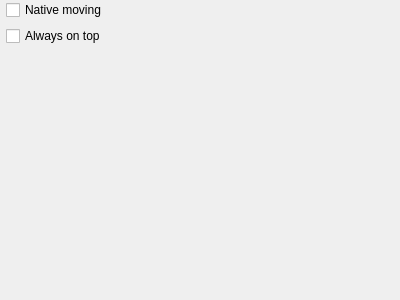
KDE/kruler, file cfg_advanced.ui: the form before one commit.
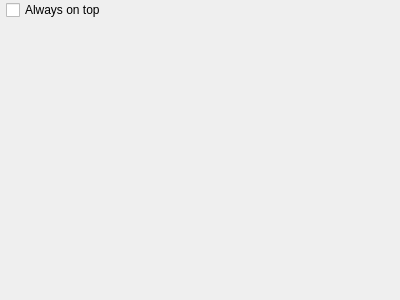
The form after the commit.

Commit message:
Remove native moving option
Disabling this option is not gonna work and it would be preferable to
tell kwin to not add effect on kruler instead

```diff
--- a/cfg_advanced.ui
+++ b/cfg_advanced.ui
@@ -17,16 +17,6 @@
    <property name="margin" >
     <number>0</number>
    </property>
-   <item row="1" column="1" >
-    <widget class="QCheckBox" name="kcfg_NativeMoving" >
-     <property name="toolTip" >
-      <string>If this option is enabled, the window is being moved using the operations from the window manager.</string>
-     </property>
-     <property name="text" >
-      <string>Native moving</string>
-     </property>
-    </widget>
-   </item>
    <item row="2" column="1" >
     <widget class="QCheckBox" name="kcfg_AlwaysOnTop" >
      <property name="toolTip" >
```
The commit also changes 3 other files.
